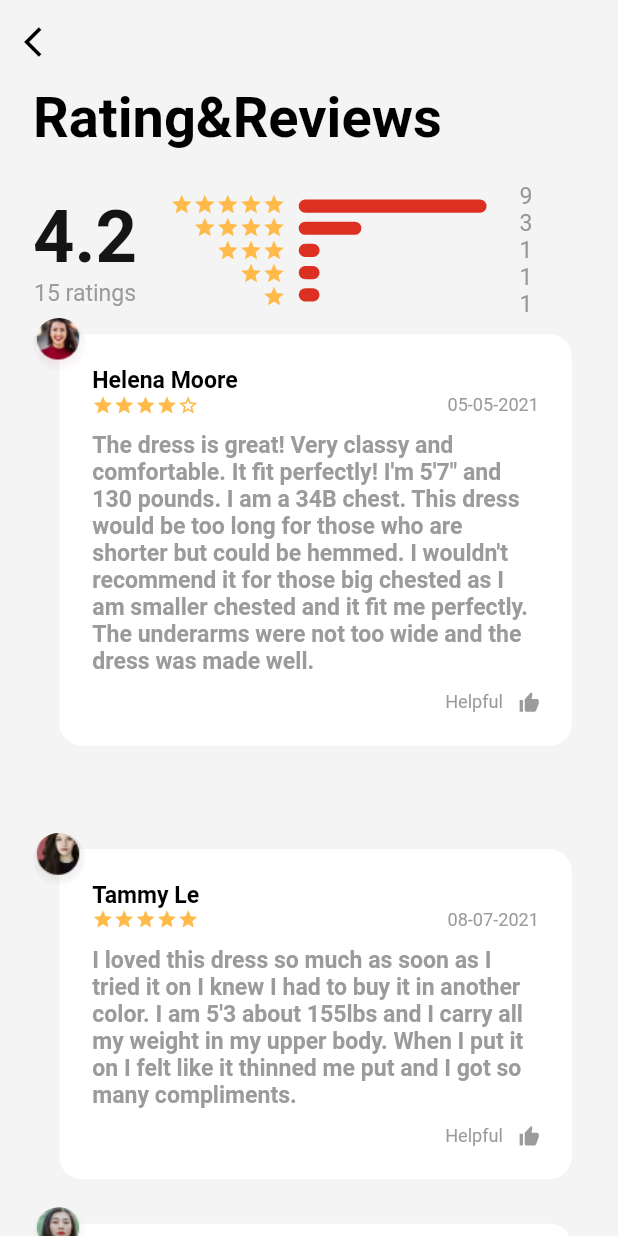
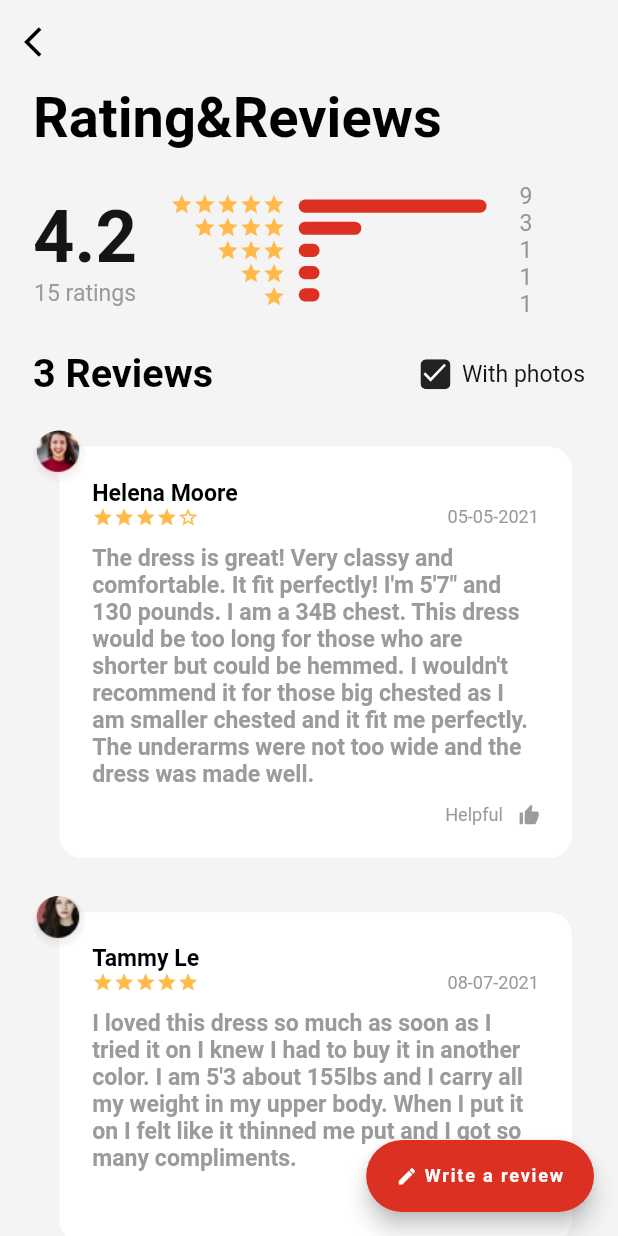
Before and after one commit to troqphuc147/e_commerce_ui, a Flutter app: the RatingAndReview screen opened directly with empty values, on a phone screen of 412 x 824 dp. Run offline on Flutter 3.47's test engine with Material 2 defaults, Android fonts, the phone set to English and light mode, and no system bars; drawn by our look-alikes of flutter_rating_bar; our stand-ins replace flutter_svg; Roboto replaces fonts that are missing (Metropolis).

Commit message:
fix ui review and rating screen

```diff
--- a/lib/screens/forgot_password/components/body.dart
+++ b/lib/screens/forgot_password/components/body.dart
@@ -58,7 +58,7 @@ class _BodyState extends State<Body> {
               SizedBox(height: SizeConfig.screenHeight*0.03,),
               const ForgotPasswordForm(),
               SizedBox(height: SizeConfig.screenHeight*0.07,),
-              DefautlButton(text: "SEND"),
+              DefaultButton(text: "SEND"),
             ],
           ),
         ),
--- a/lib/screens/product/components/bottom_button.dart
+++ b/lib/screens/product/components/bottom_button.dart
@@ -20,7 +20,7 @@ class _BottomButtonState extends State<BottomButton> {
         children: [
           Padding(
               padding: const EdgeInsets.symmetric(horizontal: 20),
-              child: DefautlButton(text: "add to cart")),
+              child: DefaultButton(text: "add to cart")),
           SizedBox(
             height: getProportionateScreenWidth(20),
           ),
--- a/lib/screens/product/components/product_information.dart
+++ b/lib/screens/product/components/product_information.dart
@@ -56,7 +56,7 @@ class _ProductInformationState extends State<ProductInformation> {
         Row(
           children: [
             RatingBar(
-              initialRating: widget.productInfor.product.getRating(),
+              initialRating: widget.productInfor.product.getRating()/2,
               direction: Axis.horizontal,
               allowHalfRating: true,
               itemCount: 5,
--- a/lib/screens/rating_and_review/components/Body.dart
+++ b/lib/screens/rating_and_review/components/Body.dart
@@ -3,6 +3,7 @@ import 'package:e_commerce_ui/screens/rating_and_review/components/comment_view.
 import 'package:e_commerce_ui/screens/rating_and_review/components/rating_view.dart';
 import 'package:e_commerce_ui/size_config.dart';
 import 'package:flutter/material.dart';
+import 'package:flutter/rendering.dart';
 
 class Body extends StatefulWidget {
   final ProductInfor productInfor;
@@ -15,18 +16,13 @@ class Body extends StatefulWidget {
 class _BodyState extends State<Body> {
   @override
   Widget build(BuildContext context) {
-    return SafeArea(
-        child: Padding(
-      padding:
-          EdgeInsets.symmetric(horizontal: getProportionateScreenWidth(20)),
-      child: SingleChildScrollView(
-        child: Column(
-          children: [
-            RatingView(productInfor: widget.productInfor,),
-            const CommentView(),
-          ],
+    return Column(
+      children: [
+        RatingView(
+          productInfor: widget.productInfor,
         ),
-      ),
-    ));
+        const CommentView(),
+      ],
+    );
   }
 }
--- a/lib/screens/rating_and_review/components/comment_dialog.dart
+++ b/lib/screens/rating_and_review/components/comment_dialog.dart
@@ -3,6 +3,7 @@ import 'package:e_commerce_ui/models/Comment.dart';
 import 'package:e_commerce_ui/size_config.dart';
 import 'package:flutter/cupertino.dart';
 import 'package:flutter/material.dart';
+import 'package:flutter/widgets.dart';
 import 'package:flutter_rating_bar/flutter_rating_bar.dart';
 import 'package:intl/intl.dart';
 import 'package:flutter_svg/flutter_svg.dart';
@@ -19,9 +20,12 @@ class _CommentDialogState extends State<CommentDialog> {
   bool like = false;
   @override
   Widget build(BuildContext context) {
-    return SizedBox(
+    return Container(
+      margin: EdgeInsets.only(bottom: getProportionateScreenWidth(20)),
       width: double.infinity,
-      height: widget.comment.comment.length/45*40+40,
+      height:
+          widget.comment.comment.length / 42 * getProportionateScreenWidth(20) +
+              getProportionateScreenWidth(100),
       child: Stack(
         children: [
           Positioned(
@@ -40,6 +44,7 @@ class _CommentDialogState extends State<CommentDialog> {
                 child: Column(
                   mainAxisAlignment: MainAxisAlignment.start,
                   crossAxisAlignment: CrossAxisAlignment.start,
+                  mainAxisSize: MainAxisSize.min,
                   children: [
                     Text(
                       widget.comment.customer.userName,
--- a/lib/screens/rating_and_review/components/comment_view.dart
+++ b/lib/screens/rating_and_review/components/comment_view.dart
@@ -1,6 +1,8 @@
 import 'package:e_commerce_ui/models/Comment.dart';
 import 'package:e_commerce_ui/screens/rating_and_review/components/comment_dialog.dart';
+import 'package:e_commerce_ui/size_config.dart';
 import 'package:flutter/material.dart';
+import 'package:flutter_svg/flutter_svg.dart';
 
 class CommentView extends StatefulWidget {
   const CommentView({Key? key}) : super(key: key);
@@ -10,10 +12,45 @@ class CommentView extends StatefulWidget {
 }
 
 class _CommentViewState extends State<CommentView> {
+  bool onlyShowImageComment = false;
   @override
   Widget build(BuildContext context) {
     return Column(
       children: [
+        SizedBox(height: getProportionateScreenWidth(20)),
+        Row(
+          mainAxisAlignment: MainAxisAlignment.spaceBetween,
+          children: [
+            Text(
+              listComments.length.toString() + " Reviews",
+              style: TextStyle(
+                color: Colors.black,
+                fontSize: getProportionateScreenWidth(24),
+                fontWeight: FontWeight.w600,
+              ),
+            ),
+            GestureDetector(
+              onTap: () {
+                setState(() {
+                  onlyShowImageComment = !onlyShowImageComment;
+                });
+              },
+              child: Row(
+                mainAxisSize: MainAxisSize.min,
+                children: [
+                  onlyShowImageComment
+                      ? SvgPicture.asset("assets/icons/checkbox_off.svg")
+                      : SvgPicture.asset("assets/icons/checkbox_on.svg"),
+                  Text(
+                    "  With photos",
+                    style: TextStyle(fontSize: getProportionateScreenWidth(14)),
+                  ),
+                ],
+              ),
+            ),
+          ],
+        ),
+        SizedBox(height: getProportionateScreenWidth(20)),
         ...List.generate(
           listComments.length,
           (index) => CommentDialog(comment: listComments[index]),
--- a/lib/screens/rating_and_review/rating_and_review_screen.dart
+++ b/lib/screens/rating_and_review/rating_and_review_screen.dart
@@ -1,6 +1,11 @@
+import 'package:e_commerce_ui/components/default_button.dart';
+import 'package:e_commerce_ui/constants.dart';
 import 'package:e_commerce_ui/models/Product.dart';
 import 'package:e_commerce_ui/screens/rating_and_review/components/Body.dart';
+import 'package:e_commerce_ui/screens/rating_and_review/components/write_review_screen.dart';
+import 'package:e_commerce_ui/size_config.dart';
 import 'package:flutter/material.dart';
+import 'package:flutter/rendering.dart';
 
 class RatingAndReview extends StatefulWidget {
   final ProductInfor productInfor;
@@ -12,6 +17,44 @@ class RatingAndReview extends StatefulWidget {
 }
 
 class _RatingAndReviewState extends State<RatingAndReview> {
+  bool showAppBarTitle = false;
+  ScrollController _scrollController = new ScrollController();
+  bool isScrollingDown = false;
+  void myScroll() async {
+    _scrollController.addListener(() {
+      if (_scrollController.position.userScrollDirection ==
+          ScrollDirection.reverse) {
+        setState(() {
+          if (!isScrollingDown) {
+            isScrollingDown = true;
+            showAppBarTitle = true;
+          }
+        });
+      }
+      if (_scrollController.position.userScrollDirection ==
+          ScrollDirection.forward) {
+        setState(() {
+          if (isScrollingDown) {
+            isScrollingDown = false;
+            showAppBarTitle = false;
+          }
+        });
+      }
+    });
+  }
+
+  @override
+  void initState() {
+    // TODO: implement initState
+    super.initState();
+    myScroll();
+  }
+
+  void dispose() {
+    // TODO: implement dispose
+    _scrollController.removeListener(() {});
+    super.dispose();
+  }
 
   @override
   Widget build(BuildContext context) {
@@ -27,10 +70,58 @@ class _RatingAndReviewState extends State<RatingAndReview> {
               size: 24,
             ),
           ),
+          title: showAppBarTitle
+              ? Text(
+                  'Rating and reviews',
+                  style: TextStyle(
+                    color: Colors.black,
+                    fontSize: getProportionateScreenWidth(14),
                   ),
-      body: Body(
+                )
+              : const Text(''),
+        ),
+        body: SafeArea(
+          child: Padding(
+            padding: EdgeInsets.symmetric(
+                horizontal: getProportionateScreenWidth(20)),
+            child: SingleChildScrollView(
+              controller: _scrollController,
+              child: Body(
                 productInfor: widget.productInfor,
               ),
-    );
+            ),
+          ),
+        ),
+        floatingActionButton: FloatingActionButton.extended(
+          label: Row(
+            mainAxisSize: MainAxisSize.min,
+            children: [
+              Icon(
+                Icons.edit,
+                color: Colors.white,
+                size: getProportionateScreenWidth(13),
+              ),
+              Text(
+                " Write a review",
+                style: TextStyle(
+                  color: Colors.white,
+                  fontSize: getProportionateScreenWidth(11),
+                  fontWeight: FontWeight.w600,
+                ),
+              )
+            ],
+          ),
+          backgroundColor: kPrimaryColor,
+          onPressed: () {
+            show(BuildContext context) {
+              showModalBottomSheet<void>(
+                  backgroundColor: Colors.transparent,
+                  context: context,
+                  builder: (BuildContext context) {
+                    return const WriteReviewScreen();
+                  });
+            }
+          },
+        ));
   }
 }
--- a/lib/screens/signin/components/body.dart
+++ b/lib/screens/signin/components/body.dart
@@ -74,7 +74,7 @@ class Body extends StatelessWidget {
                 ],
               ),
               SizedBox(height: SizeConfig.screenHeight * 0.05),
-              DefautlButton(
+              DefaultButton(
                 text: "Sign in",
                 onPress: () {
                   Navigator.pushReplacement(
--- a/lib/screens/signup/components/body.dart
+++ b/lib/screens/signup/components/body.dart
@@ -75,7 +75,7 @@ class _BodyState extends State<Body> {
                 ],
               ),
               SizedBox(height: SizeConfig.screenHeight * 0.045),
-              DefautlButton(text: "Sign up"),
+              DefaultButton(text: "Sign up"),
               SizedBox(height: SizeConfig.screenHeight * 0.02),
               Row(
                 mainAxisAlignment: MainAxisAlignment.center,
```
Also changed, not shown: lib/components/default_button.dart (+8 -4 lines), lib/screens/rating_and_review/components/write_review_screen.dart (added, +25 -0 lines), assets/icons/checkbox_off.svg (added), assets/icons/checkbox_on.svg (added). Lines whose indentation alone changed are shown as unchanged.
